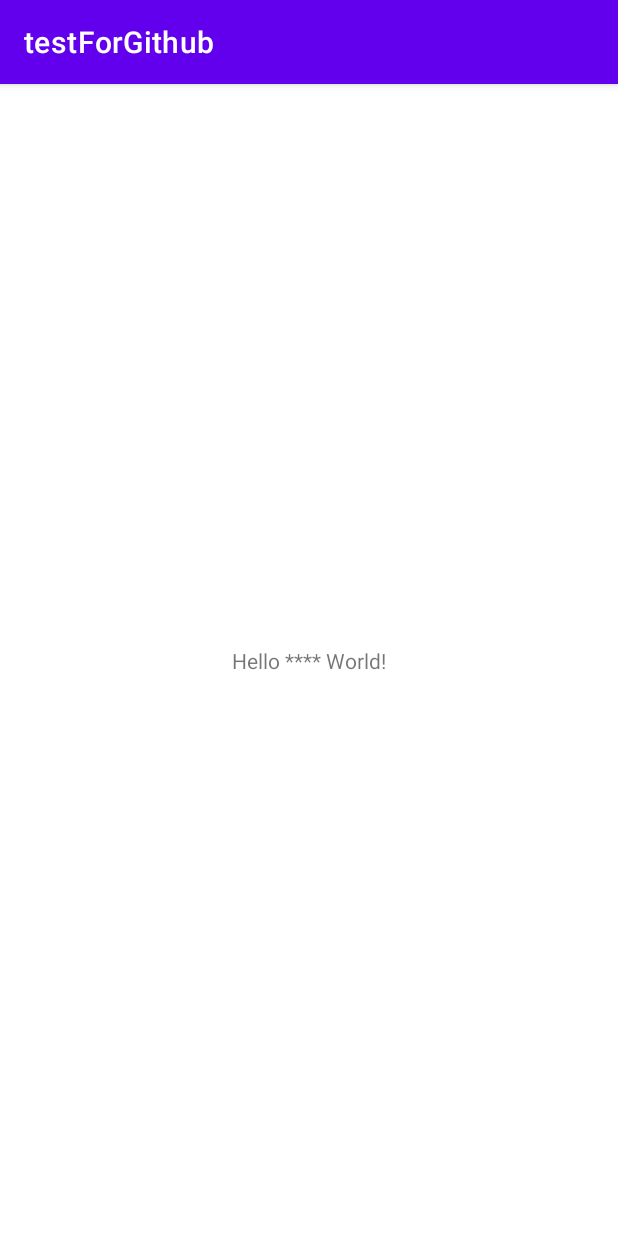
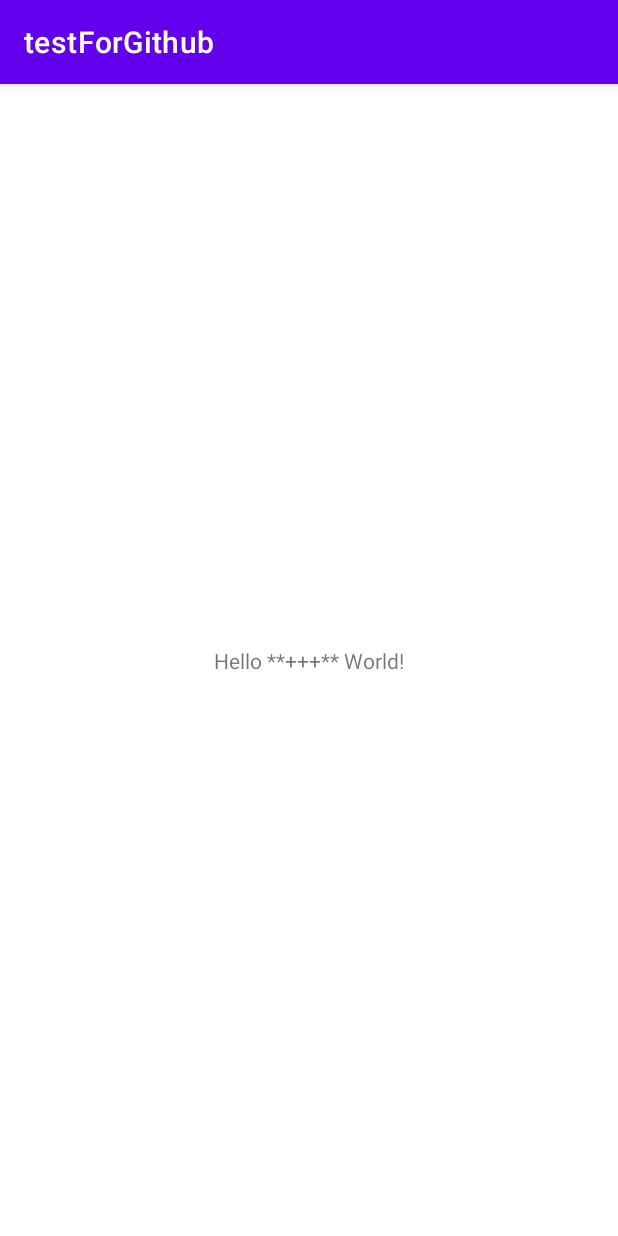
Before and after one commit to shik34/testGitHub, an Android app: the screen it shows after launch (MainActivity), on a phone screen of 412 x 824 dp. Run offline under Robolectric (Android 15) with nearby library versions, the phone set to English and light mode, and no system bars.

Commit message:
Update activity_main.xml

```diff
--- a/app/src/main/res/layout/activity_main.xml
+++ b/app/src/main/res/layout/activity_main.xml
@@ -9,7 +9,7 @@
     <TextView
         android:layout_width="wrap_content"
         android:layout_height="wrap_content"
-        android:text="Hello **** World!"
+        android:text="Hello **+++** World!"
         app:layout_constraintBottom_toBottomOf="parent"
         app:layout_constraintLeft_toLeftOf="parent"
         app:layout_constraintRight_toRightOf="parent"
```
